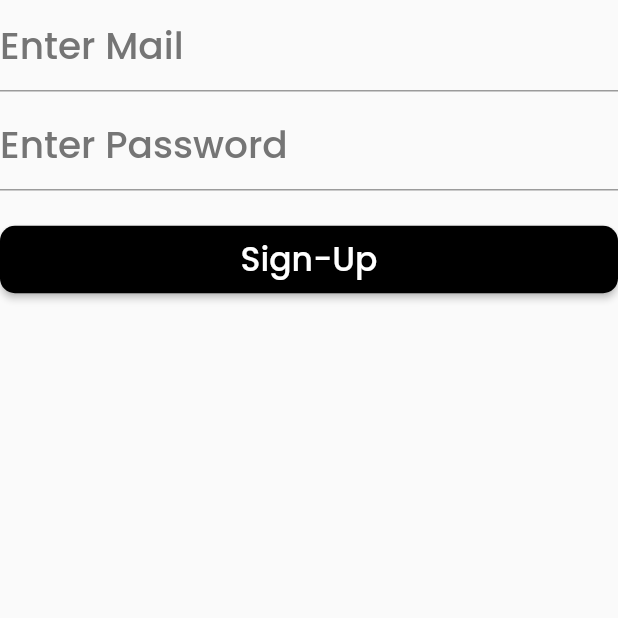
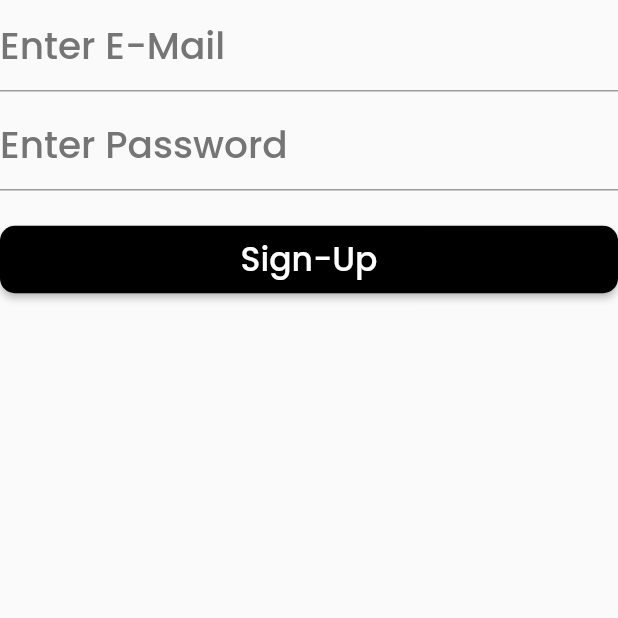
Before and after one commit to dakshp07/DogsNeedYou, a Flutter app: the SignUp screen opened directly, on a phone screen of 412 x 824 dp, the top half of it. Run offline on Flutter 3.47's test engine with Material 2 defaults, Android fonts, the phone set to English and light mode, and no system bars; our stand-ins replace firebase_auth, firebase_core, flutter_svg, google_fonts; accounts and stored records are empty.

Commit message:
Fixed Minor Tweaks

```diff
--- a/lib/signupScreen.dart
+++ b/lib/signupScreen.dart
@@ -41,7 +41,7 @@ class _SignUpState extends State<SignUp> {
           children: [
             new TextFormField(
               decoration: new InputDecoration(
-                  hintText: "Enter Mail",
+                  hintText: "Enter E-Mail",
                   hintStyle: GoogleFonts.poppins(
                       fontSize: 25,
                       color: Colors.grey[600],
```
